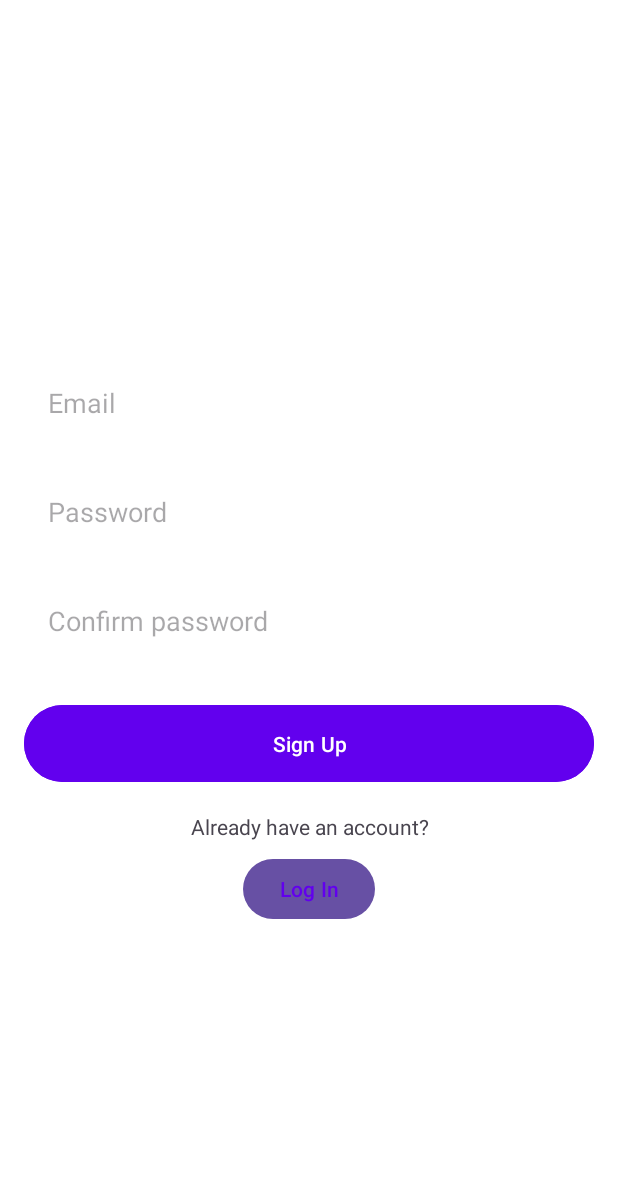
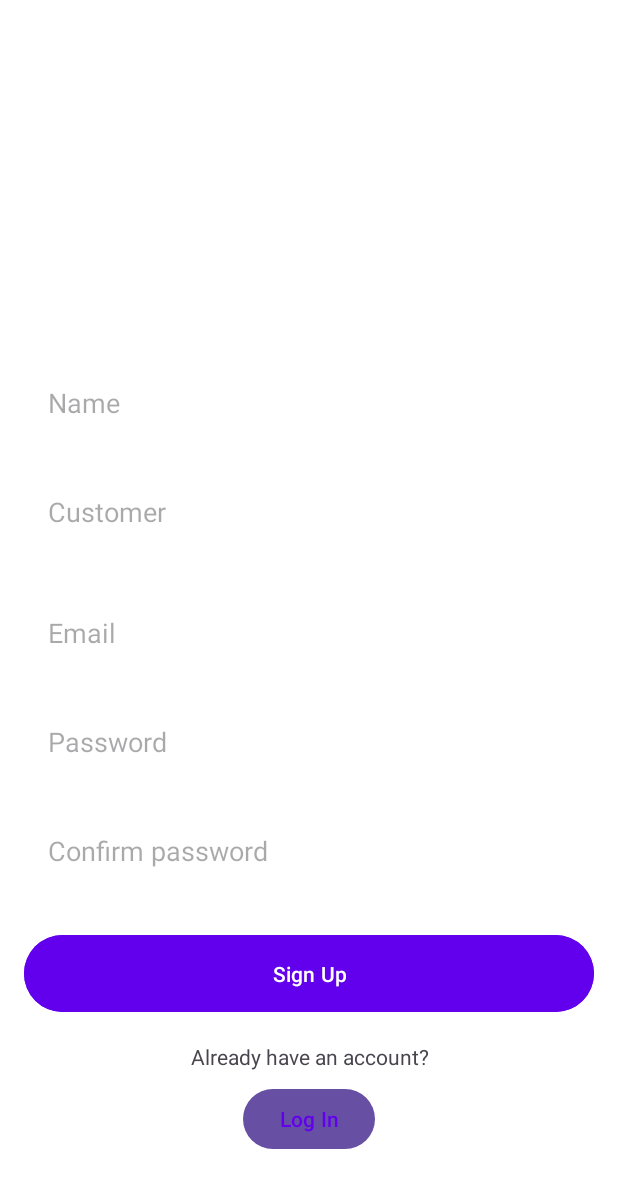
Before and after one commit to Sathira-Wijeratne/SPSH-Ecommerce-Application, an Android app: the CustomerSignUpActivity screen opened directly, with no data from a screen before it, on a phone screen of 412 x 824 dp. Shown: the top 1188 px of the screen. Run offline under Robolectric (Android 15) with nearby library versions, the phone set to English and light mode, and no system bars.

Commit message:
Changed the Sign Up page

```diff
--- a/MobileApplication/app/src/main/AndroidManifest.xml
+++ b/MobileApplication/app/src/main/AndroidManifest.xml
@@ -12,6 +12,9 @@
         android:supportsRtl="true"
         android:theme="@style/Theme.EAD_Mobile_App"
         tools:targetApi="31">
+        <activity
+            android:name=".MainProductsPageActivity"
+            android:exported="false" />
         <activity
             android:name=".ModifyUserAccountActivity"
             android:exported="false" />
--- a/MobileApplication/app/src/main/res/layout/customer_sign_up.xml
+++ b/MobileApplication/app/src/main/res/layout/customer_sign_up.xml
@@ -33,11 +33,35 @@
                 android:textStyle="bold"/>
         </LinearLayout>
 
+
+        <EditText
+            android:id="@+id/nameEditText"
+            android:layout_width="match_parent"
+            android:layout_height="wrap_content"
+            android:autofillHints=""
+            android:hint="@string/name"
+            android:inputType="textPersonName"
+            android:layout_marginTop="24dp"
+            android:background="@drawable/edittext_background"
+            android:padding="16dp"/>
+
+        <EditText
+            android:id="@+id/roleEditText"
+            android:layout_width="match_parent"
+            android:layout_height="wrap_content"
+            android:autofillHints=""
+            android:hint="@string/role"
+            android:text="@string/customer"
+            android:enabled="false"
+            android:layout_marginTop="16dp"
+            android:background="@drawable/edittext_background"
+            android:padding="16dp"/>
         <!-- Email Input -->
         <EditText
             android:id="@+id/emailEditText"
             android:layout_width="match_parent"
             android:layout_height="wrap_content"
+            android:autofillHints=""
             android:hint="@string/email"
             android:inputType="textEmailAddress"
             android:layout_marginTop="24dp"
--- a/MobileApplication/app/src/main/res/values/strings.xml
+++ b/MobileApplication/app/src/main/res/values/strings.xml
@@ -15,4 +15,10 @@
     <string name="new_password">New Password</string>
     <string name="new_email">New Email</string>
     <string name="modify_account">Modify Account</string>
+    <string name="search_for_products">Search for products...</string>
+    <string name="shirts">Shirts</string>
+    <string name="pants">Pants</string>
+    <string name="role">Role</string>
+    <string name="customer">Customer</string>
+    <string name="name">Name</string>
 </resources>
```
